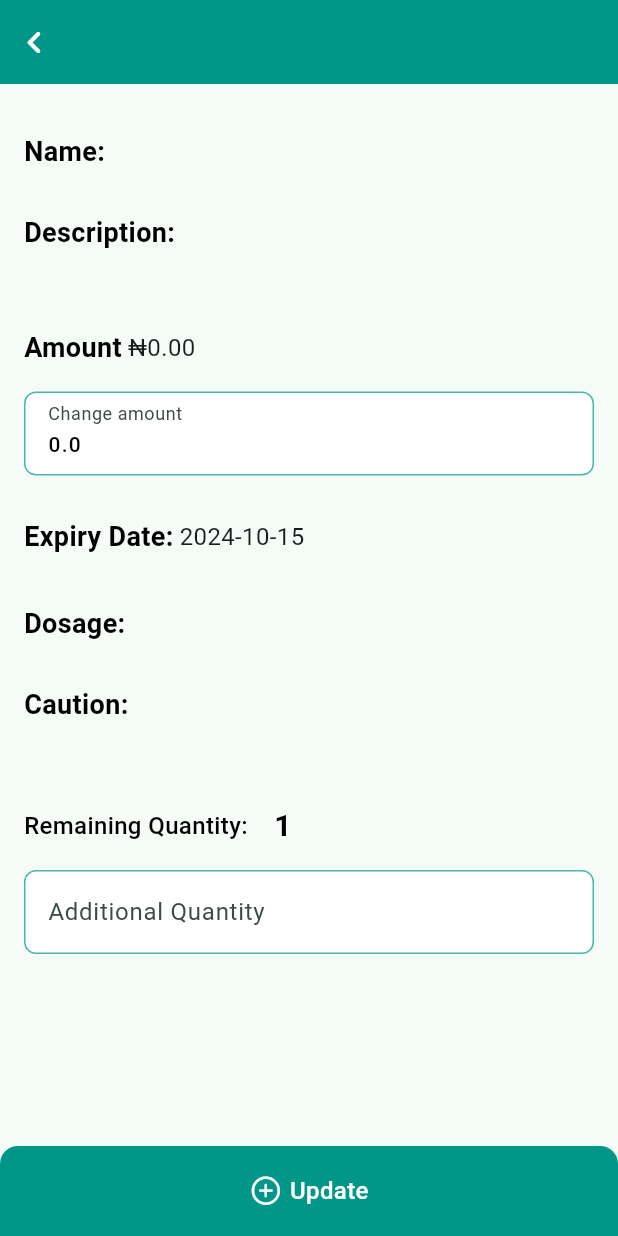
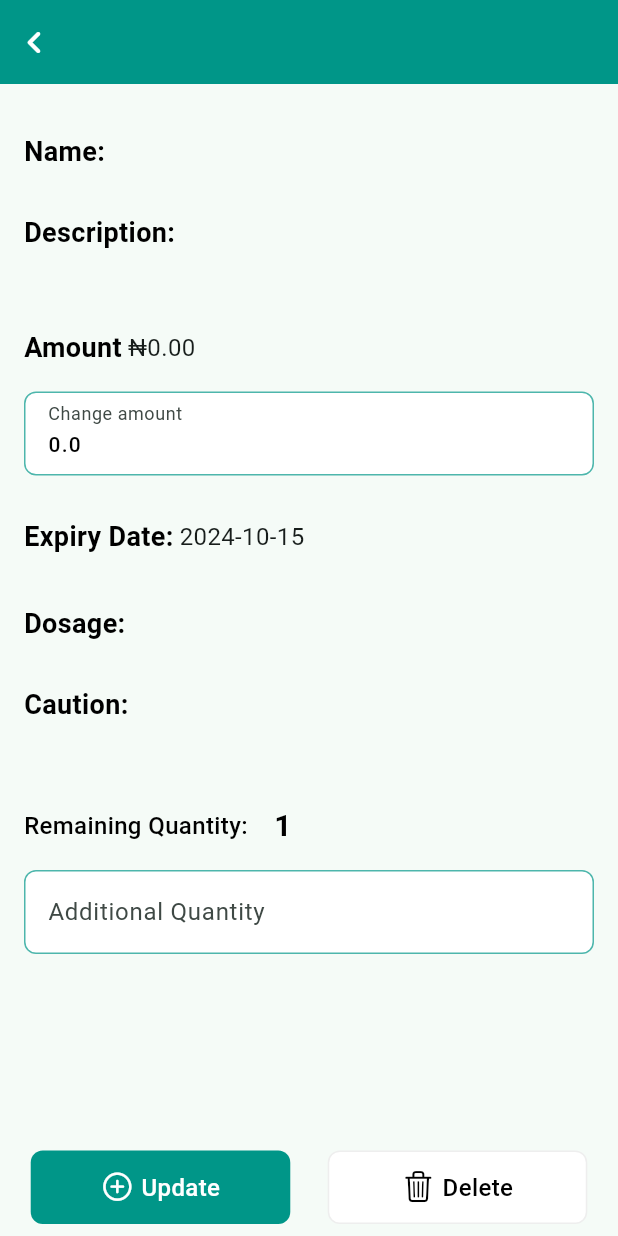
Before and after one commit to Enisco/pharmko, a Flutter app: the InventoryMedicineItemDetailsScreen screen opened directly with empty values, on a phone screen of 412 x 824 dp. Run offline on Flutter 3.47's test engine with Material 3 defaults, Android fonts, the light colour scheme and no system bars; our stand-ins replace dio, firebase_core, firebase_database, flutter_local_notifications, fluttertoast, geolocator and 3 more; missing offline and left inert: flutter_paystack_max, mqtt_client; accounts and stored records are empty.

Commit message:
Delete medicine done

```diff
--- a/lib/controllers/store_controller.dart
+++ b/lib/controllers/store_controller.dart
@@ -33,6 +33,8 @@ class PharmacyStoreController extends GetxController {
   filterMedicines(List<MedicineModel?> medicineList) {
     DateTime currentDate = DateTime.now();
     DateTime oneMonthFromNow = currentDate.add(const Duration(days: 30));
+    expiringSoonList = [];
+    lowStockList = [];
 
     for (var medicine in medicineList) {
       if ((medicine?.expiryDate ?? DateTime.now().add(const Duration(days: 24)))
@@ -40,7 +42,7 @@ class PharmacyStoreController extends GetxController {
         expiringSoonList.add(medicine);
       }
 
-      if ((medicine?.itemsRemaining ?? 0) < 20) {
+      if ((medicine?.itemsRemaining ?? 0) <= 20) {
         lowStockList.add(medicine);
       }
     }
--- a/lib/views/medicine_store/inventory_med_details_page.dart
+++ b/lib/views/medicine_store/inventory_med_details_page.dart
@@ -5,11 +5,13 @@ import 'package:flutter/material.dart';
 import 'package:fluttertoast/fluttertoast.dart';
 import 'package:get/get.dart';
 import 'package:pharmko/components/appstyles.dart';
+import 'package:pharmko/components/screen_size.dart';
 import 'package:pharmko/components/spacer.dart';
 import 'package:pharmko/controllers/store_controller.dart';
 import 'package:pharmko/models/medicine_model.dart';
 import 'package:pharmko/services/firebase_repo.dart';
 import 'package:pharmko/shared/custom_appbar.dart';
+import 'package:pharmko/shared/custom_button.dart';
 import 'package:pharmko/shared/custom_textfield.dart';
 import 'package:pharmko/shared/logger.dart';
 
@@ -136,9 +138,16 @@ class _InventoryMedicineItemDetailsScreenState
           ),
         ),
       ),
-      bottomNavigationBar: InkWell(
-        onTap: () async {
-          if (additionalItemsQtyController.text.trim().isNotEmpty == true) {
+      bottomNavigationBar: Padding(
+        padding: const EdgeInsets.all(8.0),
+        child: Row(
+          mainAxisAlignment: MainAxisAlignment.spaceAround,
+          children: [
+            CustomButton(
+              width: screenWidth(context) * 0.42,
+              onPressed: () async {
+                if (additionalItemsQtyController.text.trim().isNotEmpty ==
+                    true) {
                   final newQuantity = (widget.medicine.itemsRemaining ?? 0) +
                       int.parse(additionalItemsQtyController.text.trim());
                   widget.medicine.itemsRemaining = newQuantity;
@@ -155,16 +164,6 @@ class _InventoryMedicineItemDetailsScreenState
                   Fluttertoast.showToast(msg: "Enter additional item quantity");
                 }
               },
-        child: Container(
-          width: 200,
-          height: 60,
-          decoration: const BoxDecoration(
-            borderRadius: BorderRadius.only(
-              topLeft: Radius.circular(12),
-              topRight: Radius.circular(12),
-            ),
-            color: Colors.teal,
-          ),
               child: Row(
                 mainAxisAlignment: MainAxisAlignment.center,
                 children: [
@@ -183,6 +182,42 @@ class _InventoryMedicineItemDetailsScreenState
                   ),
                 ],
               ),
+            ),
+            CustomButton(
+              width: screenWidth(context) * 0.42,
+              onPressed: () async {
+                logger.w("Delete ${widget.medicine.name}");
+                try {
+                  await FirebaseRepo().removeIndividualMedicineFromInventory(
+                      widget.medicine.id ?? '');
+                } catch (e) {
+                  logger.e(e.toString());
+                }
+                Navigator.pop(context);
+                Get.put(PharmacyStoreController()).getMedicineList();
+              },
+              color: Colors.white,
+              borderColor: Colors.grey.shade200,
+              child: Row(
+                mainAxisAlignment: MainAxisAlignment.center,
+                children: [
+                  const Icon(
+                    CupertinoIcons.delete,
+                    color: Colors.black,
+                    size: 22,
+                  ),
+                  horizontalSpacer(size: 5),
+                  Text(
+                    "Delete",
+                    style: AppStyles.regularStyle(
+                      color: Colors.black,
+                      fontSize: 16,
+                    ),
+                  ),
+                ],
+              ),
+            ),
+          ],
         ),
       ),
     );
```
Also changed, not shown: lib/services/firebase_repo.dart (+16 -0 lines), lib/views/medicine_store/stock_notification_screen.dart (+54 -11 lines). Lines whose indentation alone changed are shown as unchanged.
